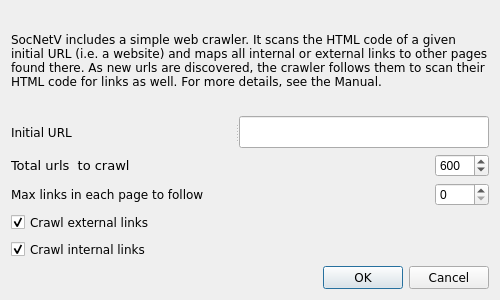
Qt form src/forms/webcrawlerdialog.ui (socnetv/app) before a commit.
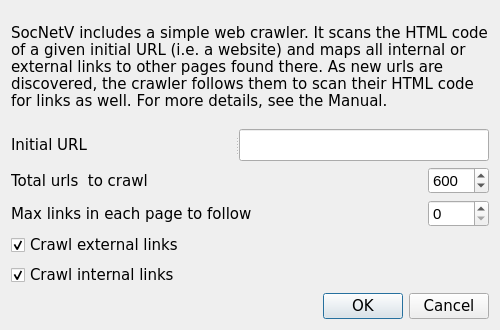
The same form after that commit.

Commit message: font-size in dialog

The edit to the form file:
```diff
--- a/src/forms/webcrawlerdialog.ui
+++ b/src/forms/webcrawlerdialog.ui
@@ -11,13 +11,7 @@
   <property name="minimumSize">
    <size>
     <width>500</width>
-    <height>300</height>
-   </size>
-  </property>
-  <property name="maximumSize">
-   <size>
-    <width>627</width>
-    <height>300</height>
+    <height>330</height>
    </size>
   </property>
   <property name="windowTitle">
@@ -35,16 +29,18 @@
      <property name="minimumSize">
       <size>
        <width>450</width>
-       <height>80</height>
+       <height>90</height>
       </size>
      </property>
      <property name="font">
       <font>
        <family>DejaVu Sans</family>
+       <pointsize>11</pointsize>
+       <stylestrategy>PreferAntialias</stylestrategy>
       </font>
      </property>
      <property name="text">
-      <string>&lt;html&gt;&lt;head/&gt;&lt;body&gt;&lt;p&gt;&lt;span style=&quot; font-family:'DejaVu Sans'; font-size:10pt;&quot;&gt;SocNetV includes a simple web crawler. It scans the HTML  code of a given initial URL  (i.e. a website) and maps all internal or external links to other pages found there. As new urls are discovered, the crawler follows them to scan their HTML code for links as well.  For more details, see the Manual.&lt;/span&gt;&lt;/p&gt;&lt;/body&gt;&lt;/html&gt;</string>
+      <string>&lt;html&gt;&lt;head/&gt;&lt;body&gt;&lt;p&gt;SocNetV includes a simple web crawler. It scans the HTML code of a given initial URL (i.e. a website) and maps all internal or external links to other pages found there. As new urls are discovered, the crawler follows them to scan their HTML code for links as well. For more details, see the Manual.&lt;/p&gt;&lt;/body&gt;&lt;/html&gt;</string>
      </property>
      <property name="textFormat">
       <enum>Qt::RichText</enum>
@@ -56,6 +52,12 @@
    </item>
    <item row="1" column="0">
     <widget class="QSplitter" name="splitter">
+     <property name="font">
+      <font>
+       <pointsize>11</pointsize>
+       <stylestrategy>PreferAntialias</stylestrategy>
+      </font>
+     </property>
      <property name="orientation">
       <enum>Qt::Horizontal</enum>
      </property>
@@ -69,6 +71,10 @@
       <property name="font">
        <font>
         <family>DejaVu Sans</family>
+        <pointsize>11</pointsize>
+        <weight>50</weight>
+        <bold>false</bold>
+        <stylestrategy>PreferAntialias</stylestrategy>
        </font>
       </property>
       <property name="text">
@@ -91,6 +97,8 @@
       <property name="font">
        <font>
         <family>DejaVu Sans</family>
+        <pointsize>11</pointsize>
+        <stylestrategy>PreferAntialias</stylestrategy>
        </font>
       </property>
       <property name="toolTip">
@@ -103,6 +111,12 @@
     <layout class="QGridLayout" name="gridLayout">
      <item row="0" column="1">
       <spacer name="horizontalSpacer">
+       <property name="font">
+        <font>
+         <pointsize>11</pointsize>
+         <stylestrategy>PreferAntialias</stylestrategy>
+        </font>
+       </property>
        <property name="orientation">
         <enum>Qt::Horizontal</enum>
        </property>
@@ -125,6 +139,10 @@
        <property name="font">
         <font>
          <family>DejaVu Sans</family>
+         <pointsize>11</pointsize>
+         <weight>50</weight>
+         <bold>false</bold>
+         <stylestrategy>PreferAntialias</stylestrategy>
         </font>
        </property>
        <property name="toolTip">
@@ -140,6 +158,12 @@
      </item>
      <item row="1" column="1">
       <spacer name="horizontalSpacer_2">
+       <property name="font">
+        <font>
+         <pointsize>11</pointsize>
+         <stylestrategy>PreferAntialias</stylestrategy>
+        </font>
+       </property>
        <property name="orientation">
         <enum>Qt::Horizontal</enum>
        </property>
@@ -159,6 +183,12 @@
          <height>0</height>
         </size>
        </property>
+       <property name="font">
+        <font>
+         <pointsize>11</pointsize>
+         <stylestrategy>PreferAntialias</stylestrategy>
+        </font>
+       </property>
        <property name="toolTip">
         <string>Set the max links inside a page to be followed and crawled by SocNetV.
 
@@ -187,9 +217,10 @@
        <property name="font">
         <font>
          <family>DejaVu Sans</family>
-         <pointsize>10</pointsize>
+         <pointsize>11</pointsize>
          <weight>50</weight>
          <bold>false</bold>
+         <stylestrategy>PreferAntialias</stylestrategy>
         </font>
        </property>
        <property name="toolTip">
@@ -209,6 +240,12 @@
          <height>0</height>
         </size>
        </property>
+       <property name="font">
+        <font>
+         <pointsize>11</pointsize>
+         <stylestrategy>PreferAntialias</stylestrategy>
+        </font>
+       </property>
        <property name="toolTip">
         <string>Set the total urls to be crawled - this is the total nodes the result network will have. 
 Set value to 0, if you don't want any limits...</string>
@@ -245,6 +282,8 @@
      <property name="font">
       <font>
        <family>DejaVu Sans</family>
+       <pointsize>11</pointsize>
+       <stylestrategy>PreferAntialias</stylestrategy>
       </font>
      </property>
      <property name="focusPolicy">
@@ -272,6 +311,8 @@
      <property name="font">
       <font>
        <family>DejaVu Sans</family>
+       <pointsize>11</pointsize>
+       <stylestrategy>PreferAntialias</stylestrategy>
       </font>
      </property>
      <property name="focusPolicy">
@@ -299,6 +340,8 @@
      <property name="font">
       <font>
        <family>DejaVu Sans</family>
+       <pointsize>11</pointsize>
+       <stylestrategy>PreferAntialias</stylestrategy>
       </font>
      </property>
      <property name="orientation">
```
